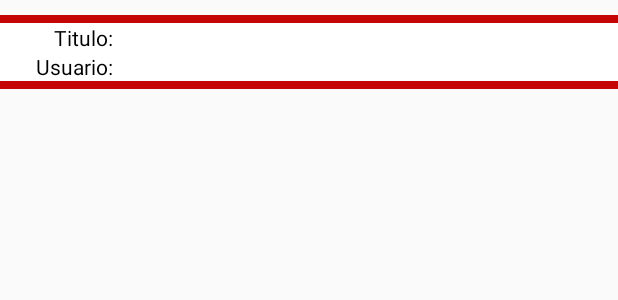
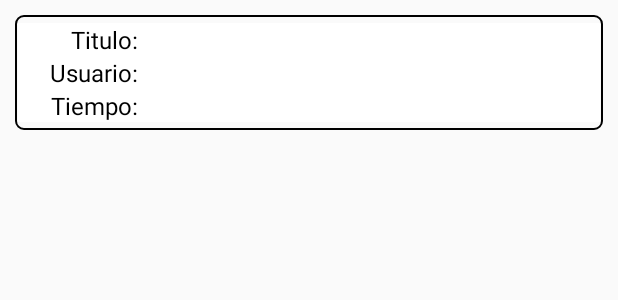
Before and after one commit to Andrei-Portales/Proyecto_apps, an Android app: the layout rutina_model_recycler_inicio.xml on its own in the app's theme, with its tools: preview values and no code run, on a phone screen of 412 x 824 dp. Shown: the top 300 px of the screen. Run offline under Robolectric (Android 15) with nearby library versions, the phone set to English and light mode, and no system bars.

Commit message:
menu inicio recycler view

```diff
--- a/app/src/main/java/com/portales/proyecto_apps/principal/inicio/InicioRecyclerAdapter.kt
+++ b/app/src/main/java/com/portales/proyecto_apps/principal/inicio/InicioRecyclerAdapter.kt
@@ -17,6 +17,8 @@ class InicioRecyclerAdapter(val context:Context,var lista:List<RutinaModel>) :
             val model = lista.get(position)
             view.tituloRecycler.text = model.title
             view.txtUsuarioRecycler.text = model.user
+            val s = "%.2f".format(model.time)
+            view.txttiempoRecycler.text = s + " Minutos"
         }
     }
 
--- a/app/src/main/res/layout/rutina_model_recycler_inicio.xml
+++ b/app/src/main/res/layout/rutina_model_recycler_inicio.xml
@@ -4,24 +4,29 @@
     android:layout_height="wrap_content"
     android:orientation="vertical"
     android:layout_marginTop="10dp"
-    android:background="@color/colorPrimary">
+    android:layout_marginStart="10dp"
+    android:layout_marginEnd="10dp"
+    android:background="@drawable/text_input">
 
 
     <LinearLayout
         android:layout_width="match_parent"
         android:layout_height="match_parent"
         android:orientation="horizontal"
+        android:layout_marginStart="2dp"
         android:layout_marginTop="5dp"
+        android:layout_marginEnd="2dp"
         android:background="#FFFFFF">
 
         <TextView
             android:id="@+id/textView6"
-            android:layout_width="75dp"
+            android:layout_width="80dp"
             android:layout_height="match_parent"
             android:layout_weight="0"
             android:gravity="center|end"
             android:text="@string/titulo"
-            android:textColor="#000000" />
+            android:textColor="#000000"
+            android:textSize="16sp" />
 
         <TextView
             android:id="@+id/tituloRecycler"
@@ -30,24 +35,28 @@
             android:layout_weight="0"
             android:gravity="center"
             android:paddingStart="5dp"
-            android:textColor="#000000" />
+            android:textColor="#000000"
+            android:textSize="16sp" />
     </LinearLayout>
 
     <LinearLayout
         android:layout_width="match_parent"
         android:layout_height="match_parent"
         android:orientation="horizontal"
-        android:layout_marginBottom="5dp"
+
+        android:layout_marginStart="2dp"
+        android:layout_marginEnd="2dp"
         android:background="#FFFFFF">
 
         <TextView
             android:id="@+id/textView8"
-            android:layout_width="75dp"
+            android:layout_width="80dp"
             android:layout_height="match_parent"
             android:layout_weight="0"
             android:gravity="center|end"
             android:text="@string/usuario"
-            android:textColor="#000000" />
+            android:textColor="#000000"
+            android:textSize="16sp" />
 
         <TextView
             android:id="@+id/txtUsuarioRecycler"
@@ -56,6 +65,36 @@
             android:layout_weight="0"
             android:gravity="center"
             android:paddingStart="5dp"
-            android:textColor="#000000" />
+            android:textColor="#000000"
+            android:textSize="16sp" />
+    </LinearLayout>
+
+    <LinearLayout
+        android:layout_width="match_parent"
+        android:layout_height="match_parent"
+        android:orientation="horizontal"
+        android:layout_marginBottom="5dp"
+        android:layout_marginStart="2dp"
+        android:layout_marginEnd="2dp"
+        android:background="#FFFFFF">
+
+        <TextView
+            android:layout_width="80dp"
+            android:layout_height="match_parent"
+            android:layout_weight="0"
+            android:gravity="center|end"
+            android:text="Tiempo:"
+            android:textColor="#000000"
+            android:textSize="16sp" />
+
+        <TextView
+            android:id="@+id/txttiempoRecycler"
+            android:layout_width="wrap_content"
+            android:layout_height="match_parent"
+            android:layout_weight="0"
+            android:gravity="center"
+            android:paddingStart="5dp"
+            android:textColor="#000000"
+            android:textSize="16sp" />
     </LinearLayout>
 </LinearLayout>
```
